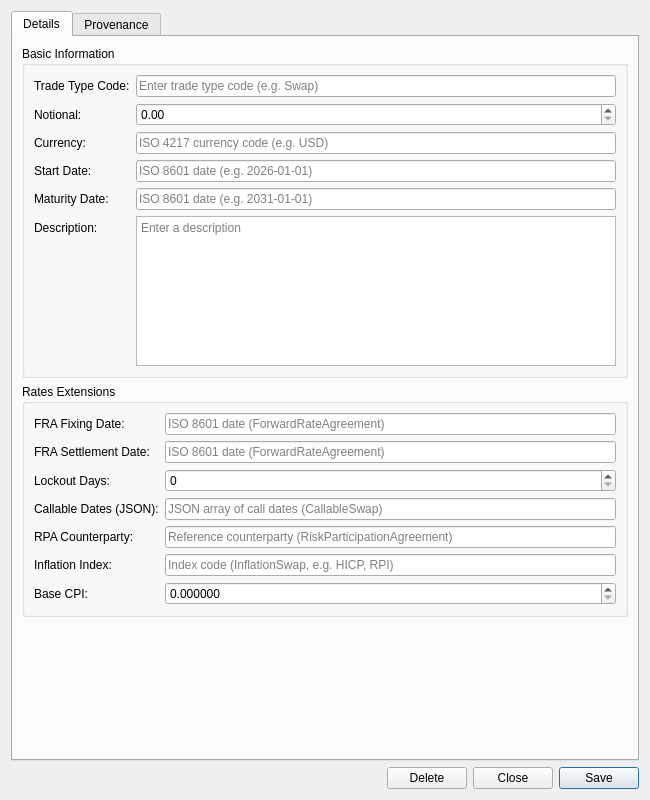
The window that projects/ores.qt/ui/InstrumentDetailDialog.ui (OreStudio/OreStudio) describes before a commit, drawn with Qt 5.
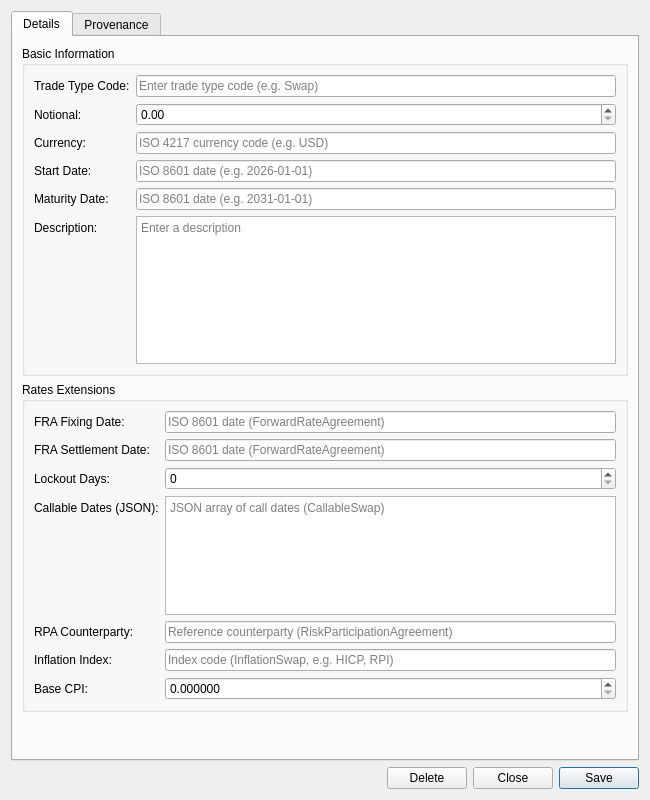
The same window after the commit. Custom widgets are drawn as their Qt base class.

```diff
--- a/projects/ores.qt/ui/InstrumentDetailDialog.ui
+++ b/projects/ores.qt/ui/InstrumentDetailDialog.ui
@@ -202,7 +202,13 @@
            </widget>
           </item>
           <item row="3" column="1">
-           <widget class="QLineEdit" name="callableDatesJsonEdit">
+           <widget class="QPlainTextEdit" name="callableDatesJsonEdit">
+            <property name="minimumSize">
+             <size><width>0</width><height>60</height></size>
+            </property>
+            <property name="maximumSize">
+             <size><width>16777215</width><height>120</height></size>
+            </property>
             <property name="placeholderText">
              <string>JSON array of call dates (CallableSwap)</string>
             </property>
```
